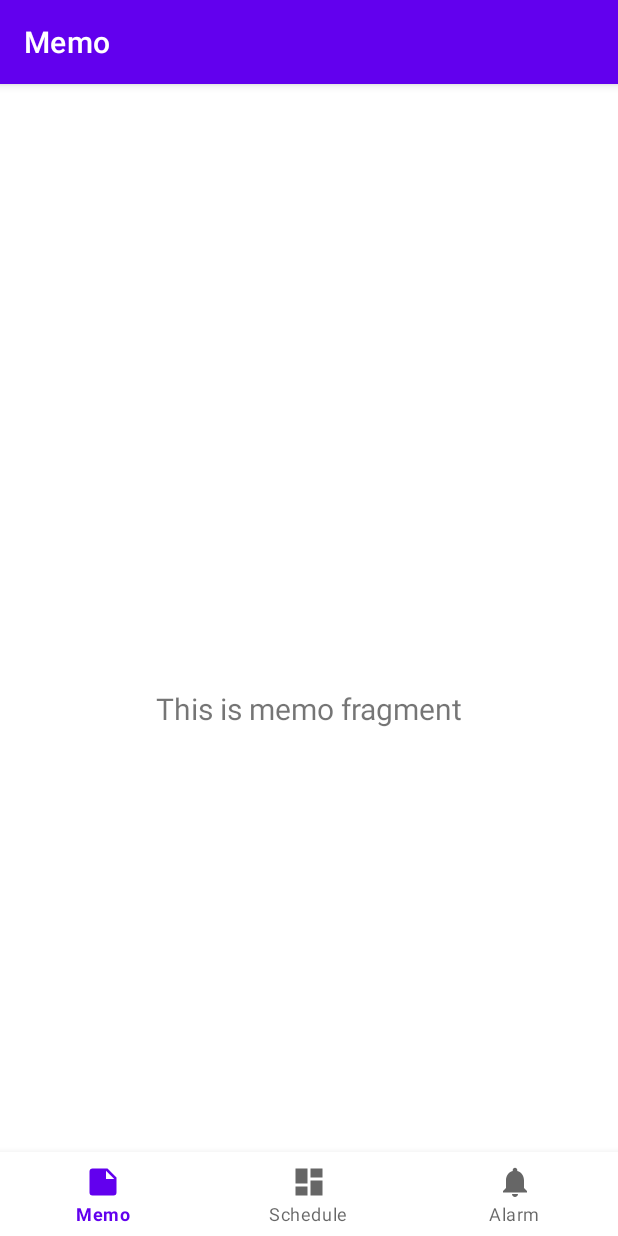
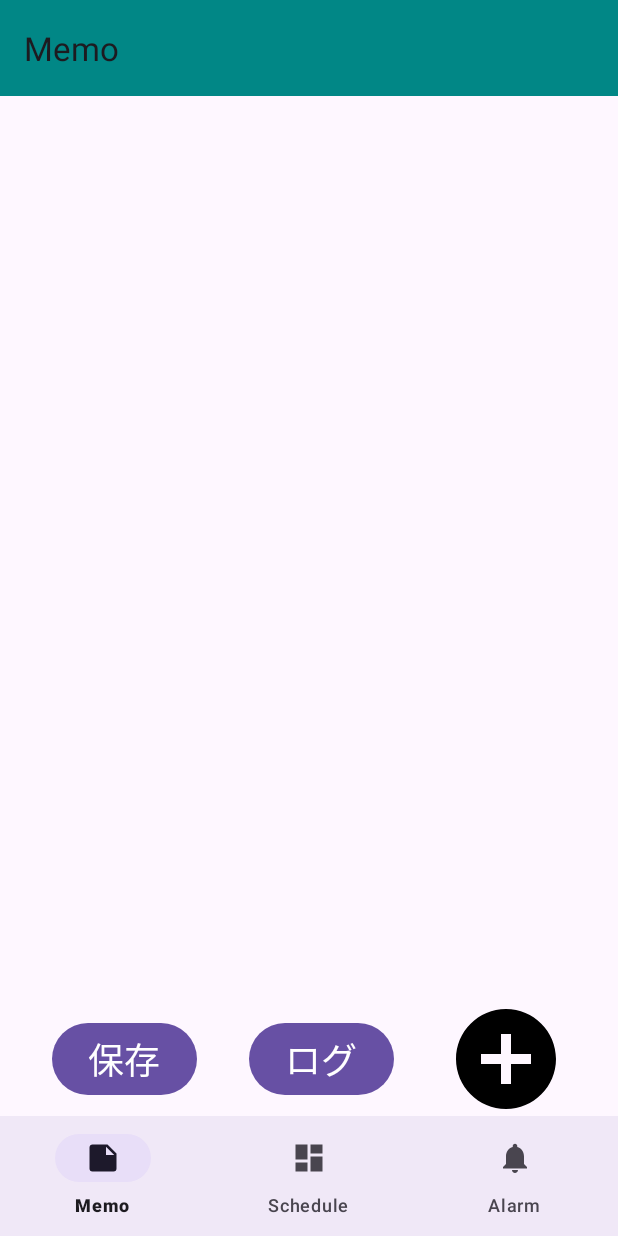
Before and after one commit to Potanu/MultiTool, an Android app: the screen it shows after launch (MainActivity), on a phone screen of 412 x 824 dp. Run offline under Robolectric (Android 15) with nearby library versions, the phone set to English and light mode, and no system bars; our stand-ins replace navigation-ui.

Commit message:
memoフラグメントにボタン追加

```diff
--- a/app/src/main/AndroidManifest.xml
+++ b/app/src/main/AndroidManifest.xml
@@ -13,6 +13,9 @@
         android:theme="@style/Theme.MultiTool"
         tools:targetApi="31">
         <activity
+            android:name=".AddMemoActivity"
+            android:exported="false" />
+        <activity
             android:name=".MainActivity"
             android:exported="true"
             android:label="@string/app_name">
--- a/app/src/main/java/com/example/multitool/MainActivity.java
+++ b/app/src/main/java/com/example/multitool/MainActivity.java
@@ -23,6 +23,8 @@ public class MainActivity extends AppCompatActivity {
         binding = ActivityMainBinding.inflate(getLayoutInflater());
         setContentView(binding.getRoot());
 
+        setSupportActionBar(findViewById(R.id.toolbar));
+
         BottomNavigationView navView = findViewById(R.id.nav_view);
         // Passing each menu ID as a set of Ids because each
         // menu should be considered as top level destinations.
--- a/app/src/main/java/com/example/multitool/ui/Memo/MemoFragment.java
+++ b/app/src/main/java/com/example/multitool/ui/Memo/MemoFragment.java
@@ -5,17 +5,23 @@ import android.view.LayoutInflater;
 import android.view.View;
 import android.view.ViewGroup;
 import android.widget.TextView;
+import android.content.Intent;
 
 import androidx.annotation.NonNull;
+import androidx.annotation.Nullable;
 import androidx.fragment.app.Fragment;
 import androidx.lifecycle.ViewModelProvider;
 
+import com.example.multitool.AddMemoActivity;
 import com.example.multitool.databinding.FragmentMemoBinding;
+import com.example.multitool.R;
 
 public class MemoFragment extends Fragment {
 
     private FragmentMemoBinding binding;
 
+    @Nullable
+    @Override
     public View onCreateView(@NonNull LayoutInflater inflater,
                              ViewGroup container, Bundle savedInstanceState) {
         MemoViewModel memoViewModel =
@@ -23,10 +29,21 @@ public class MemoFragment extends Fragment {
 
         binding = FragmentMemoBinding.inflate(inflater, container, false);
         View root = binding.getRoot();
+        return root;
+    }
 
-        final TextView textView = binding.textDashboard;
-        memoViewModel.getText().observe(getViewLifecycleOwner(), textView::setText);
-        return root;
+    @Override
+    public void onViewCreated(@NonNull View view, @Nullable Bundle savedInstanceState) {
+        super.onViewCreated(view, savedInstanceState);
+
+        // ボタンの OnClickListener を設定
+        view.findViewById(R.id.addButton).setOnClickListener(new View.OnClickListener() {
+            @Override
+            public void onClick(View v) {
+                Intent intent = new Intent(getActivity(), AddMemoActivity.class);
+                startActivity(intent);
+            }
+        });
     }
 
     @Override
--- /dev/null
+++ b/app/src/main/res/drawable/baseline_add_circle_24.xml
@@ -0,0 +1,5 @@
+<vector android:height="24dp" android:tint="#000000"
+    android:viewportHeight="24" android:viewportWidth="24"
+    android:width="24dp" xmlns:android="http://schemas.android.com/apk/res/android">
+    <path android:fillColor="@android:color/white" android:pathData="M12,2C6.48,2 2,6.48 2,12s4.48,10 10,10 10,-4.48 10,-10S17.52,2 12,2zM17,13h-4v4h-2v-4L7,13v-2h4L11,7h2v4h4v2z"/>
+</vector>
--- a/app/src/main/res/layout/activity_main.xml
+++ b/app/src/main/res/layout/activity_main.xml
@@ -3,15 +3,24 @@
     xmlns:app="http://schemas.android.com/apk/res-auto"
     android:id="@+id/container"
     android:layout_width="match_parent"
-    android:layout_height="match_parent"
-    android:paddingTop="?attr/actionBarSize">
+    android:layout_height="match_parent">
+
+    <androidx.appcompat.widget.Toolbar
+        android:id="@+id/toolbar"
+        android:layout_width="match_parent"
+        android:layout_height="@dimen/toolbar_vertical_size"
+        android:background="@color/teal_700"
+        android:theme="?attr/actionBarTheme"
+        app:layout_constraintBottom_toBottomOf="parent"
+        app:layout_constraintEnd_toEndOf="parent"
+        app:layout_constraintStart_toStartOf="parent"
+        app:layout_constraintTop_toTopOf="parent"
+        app:layout_constraintVertical_bias="0.0" />
 
     <com.google.android.material.bottomnavigation.BottomNavigationView
         android:id="@+id/nav_view"
         android:layout_width="0dp"
-        android:layout_height="wrap_content"
-        android:layout_marginStart="0dp"
-        android:layout_marginEnd="0dp"
+        android:layout_height="@dimen/button_nav_menu_vertical_size"
         android:background="?android:attr/windowBackground"
         app:layout_constraintBottom_toBottomOf="parent"
         app:layout_constraintLeft_toLeftOf="parent"
--- a/app/src/main/res/layout/fragment_memo.xml
+++ b/app/src/main/res/layout/fragment_memo.xml
@@ -4,19 +4,44 @@
     xmlns:tools="http://schemas.android.com/tools"
     android:layout_width="match_parent"
     android:layout_height="match_parent"
-    tools:context=".ui.Schedule.ScheduleFragment">
+    android:layout_marginBottom="@dimen/button_nav_menu_vertical_size"
+    tools:context=".ui.Memo.MemoFragment">
 
-    <TextView
-        android:id="@+id/text_dashboard"
-        android:layout_width="match_parent"
+    <Button
+        android:id="@+id/saveButton"
+        android:text="@string/common_save"
+        android:textSize="24sp"
+        android:layout_marginBottom="@dimen/fragment_memo_vertical_margin"
+        android:layout_width="wrap_content"
         android:layout_height="wrap_content"
-        android:layout_marginStart="8dp"
-        android:layout_marginTop="8dp"
-        android:layout_marginEnd="8dp"
-        android:textAlignment="center"
-        android:textSize="20sp"
+        app:layout_constraintStart_toStartOf="parent"
         app:layout_constraintBottom_toBottomOf="parent"
+        app:layout_constraintEnd_toStartOf="@id/logButton" />
+
+    <Button
+        android:id="@+id/logButton"
+        android:text="@string/common_log"
+        android:textSize="24sp"
+        android:layout_marginBottom="@dimen/fragment_memo_vertical_margin"
+        android:layout_width="wrap_content"
+        android:layout_height="wrap_content"
+        app:layout_constraintTop_toTopOf="@+id/saveButton"
+        app:layout_constraintStart_toEndOf="@+id/saveButton"
+        app:layout_constraintEnd_toStartOf="@+id/addButton"
+        app:layout_constraintBottom_toBottomOf="parent"/>
+
+    <ImageButton
+        android:id="@+id/addButton"
+        android:layout_width="80dp"
+        android:layout_height="80dp"
+        android:layout_marginBottom="@dimen/fragment_memo_vertical_margin"
+        android:src="@drawable/baseline_add_circle_24"
+        android:background="@android:color/transparent"
+        android:scaleType="fitCenter"
+        android:contentDescription="@string/speakableText_add"
+        app:layout_constraintTop_toTopOf="@+id/logButton"
+        app:layout_constraintStart_toEndOf="@+id/logButton"
         app:layout_constraintEnd_toEndOf="parent"
-        app:layout_constraintStart_toStartOf="parent"
-        app:layout_constraintTop_toTopOf="parent" />
+        app:layout_constraintBottom_toBottomOf="parent" />
+
 </androidx.constraintlayout.widget.ConstraintLayout>
--- a/app/src/main/res/layout/fragment_schedule.xml
+++ b/app/src/main/res/layout/fragment_schedule.xml
@@ -4,7 +4,7 @@
     xmlns:tools="http://schemas.android.com/tools"
     android:layout_width="match_parent"
     android:layout_height="match_parent"
-    tools:context=".ui.Memo.MemoFragment">
+    tools:context=".ui.Schedule.ScheduleFragment">
 
     <TextView
         android:id="@+id/text_home"
--- /dev/null
+++ b/app/src/main/res/values-land/dimens.xml
@@ -0,0 +1,3 @@
+<resources>
+    <dimen name="fab_margin">48dp</dimen>
+</resources>
--- a/app/src/main/res/values-night/themes.xml
+++ b/app/src/main/res/values-night/themes.xml
@@ -13,4 +13,9 @@
         <item name="android:statusBarColor">?attr/colorPrimaryVariant</item>
         <!-- Customize your theme here. -->
     </style>
+    <!-- Base application theme. -->
+    <style name="Base.Theme.MultiTool" parent="Theme.Material3.DayNight.NoActionBar">
+        <!-- Customize your dark theme here. -->
+        <!-- <item name="colorPrimary">@color/my_dark_primary</item> -->
+    </style>
 </resources>
--- /dev/null
+++ b/app/src/main/res/values-v23/themes.xml
@@ -0,0 +1,9 @@
+<resources xmlns:tools="http://schemas.android.com/tools">
+
+    <style name="Theme.MultiTool" parent="Base.Theme.MultiTool">
+        <!-- Transparent system bars for edge-to-edge. -->
+        <item name="android:navigationBarColor">@android:color/transparent</item>
+        <item name="android:statusBarColor">@android:color/transparent</item>
+        <item name="android:windowLightStatusBar">?attr/isLightTheme</item>
+    </style>
+</resources>
--- /dev/null
+++ b/app/src/main/res/values-w1240dp/dimens.xml
@@ -0,0 +1,3 @@
+<resources>
+    <dimen name="fab_margin">200dp</dimen>
+</resources>
--- /dev/null
+++ b/app/src/main/res/values-w600dp/dimens.xml
@@ -0,0 +1,3 @@
+<resources>
+    <dimen name="fab_margin">48dp</dimen>
+</resources>
--- a/app/src/main/res/values/dimens.xml
+++ b/app/src/main/res/values/dimens.xml
@@ -2,4 +2,12 @@
     <!-- Default screen margins, per the Android Design guidelines. -->
     <dimen name="activity_horizontal_margin">16dp</dimen>
     <dimen name="activity_vertical_margin">16dp</dimen>
+    <dimen name="fab_margin">16dp</dimen>
+
+    <!-- common -->
+    <dimen name="toolbar_vertical_size">64dp</dimen>
+    <dimen name="button_nav_menu_vertical_size">80dp</dimen>
+
+    <!-- fragment_memo -->
+    <dimen name="fragment_memo_vertical_margin">10dp</dimen>
 </resources>
--- a/app/src/main/res/values/strings.xml
+++ b/app/src/main/res/values/strings.xml
@@ -3,4 +3,7 @@
     <string name="title_memo">Memo</string>
     <string name="title_schedule">Schedule</string>
     <string name="title_alarm">Alarm</string>
+    <string name="common_save">保存</string>
+    <string name="common_log">ログ</string>
+    <string name="speakableText_add">Add</string>
 </resources>
--- a/app/src/main/res/values/themes.xml
+++ b/app/src/main/res/values/themes.xml
@@ -13,4 +13,9 @@
         <item name="android:statusBarColor">?attr/colorPrimaryVariant</item>
         <!-- Customize your theme here. -->
     </style>
+    <!-- Base application theme. -->
+    <style name="Base.Theme.MultiTool" parent="Theme.Material3.DayNight.NoActionBar">
+        <!-- Customize your light theme here. -->
+        <!-- <item name="colorPrimary">@color/my_light_primary</item> -->
+    </style>
 </resources>
--- a/build.gradle.kts
+++ b/build.gradle.kts
@@ -1,4 +1,5 @@
 // Top-level build file where you can add configuration options common to all sub-projects/modules.
 plugins {
     id("com.android.application") version "8.2.2" apply false
+    id("org.jetbrains.kotlin.android") version "1.9.0" apply false
 }
```
Also changed, not shown: app/build.gradle.kts (+27 -0 lines), app/src/main/java/com/example/multitool/AddMemoActivity.java (added, +16 -0 lines), app/src/main/res/layout/activity_add_memo.xml (added, +18 -0 lines).
